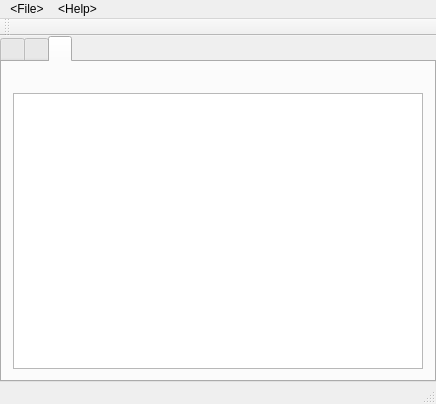
Old version of the form mainwindow.ui in the repository ExplosBlue/CoinKiller.
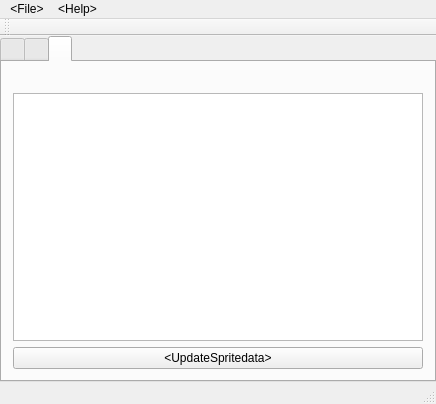
New version of the form. The open tabs and pages were chosen to show the change.

The edit to the form file:
```diff
--- a/mainwindow.ui
+++ b/mainwindow.ui
@@ -113,6 +113,13 @@
           <item>
            <widget class="QListWidget" name="languageSelector"/>
           </item>
+          <item>
+           <widget class="QPushButton" name="updateSpriteData">
+            <property name="text">
+             <string>&lt;UpdateSpritedata&gt;</string>
+            </property>
+           </widget>
+          </item>
          </layout>
         </item>
        </layout>
```
